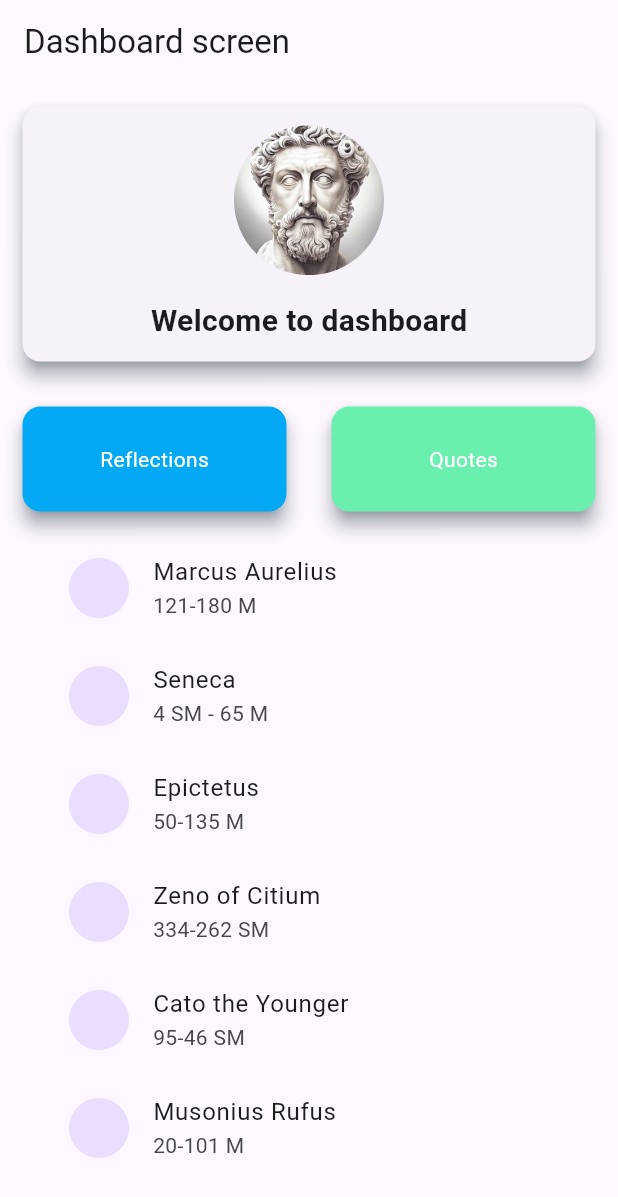
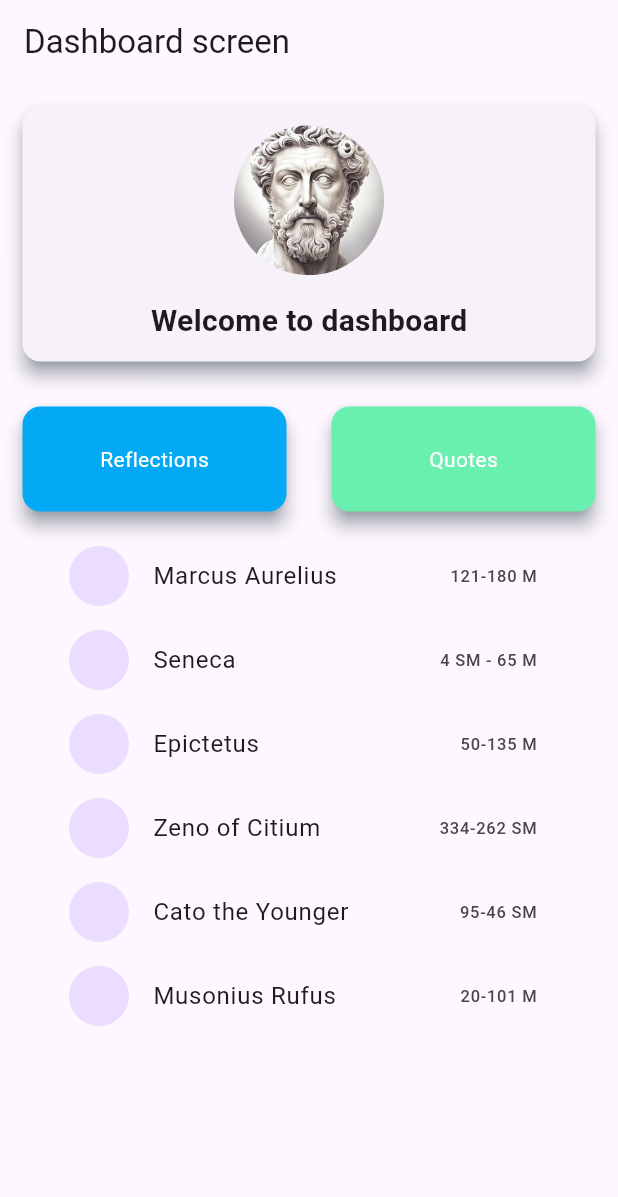
Before and after one commit to Ryuuutaaa/daily-stoic-mobile, a Flutter app: the screen it shows after launch, on a phone screen of 412 x 824 dp. Shown: the top 1197 px of the screen. Run offline on Flutter 3.47's test engine with Material 3 defaults, Android fonts, the phone set to English and light mode, and no system bars.

Commit message:
Update DashboardView: Change subtitle to trailing for Filsuf list items

```diff
--- a/lib/views/home/dashboard_view.dart
+++ b/lib/views/home/dashboard_view.dart
@@ -126,7 +126,7 @@ class DashboardView extends StatelessWidget {
                       return ListTile(
                         title: Text(filsuf.nama),
                         leading: const CircleAvatar(),
-                        subtitle: Text(filsuf.tahun),
+                        trailing: Text(filsuf.tahun),
                       );
                     },
                   ),
```
